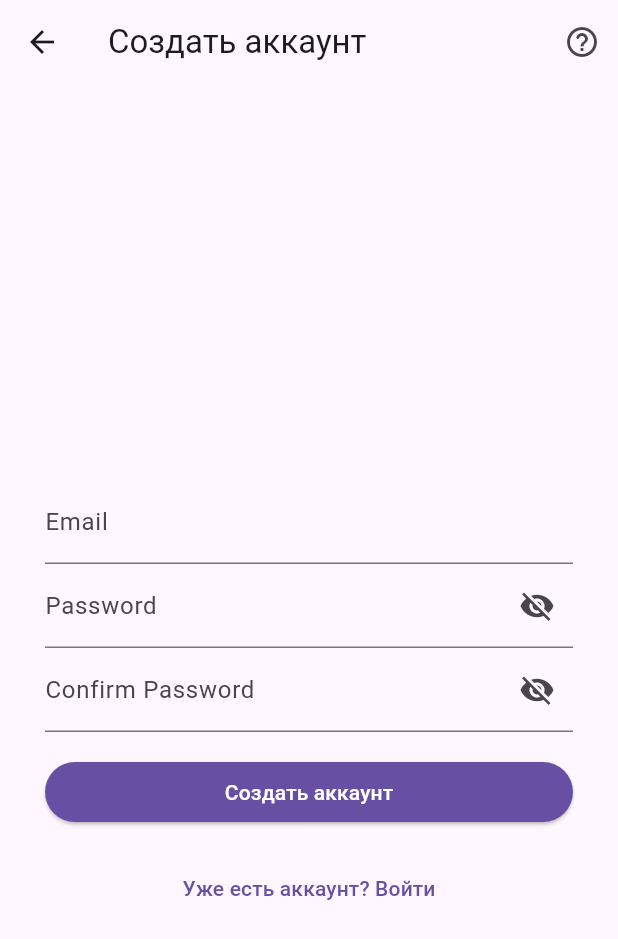
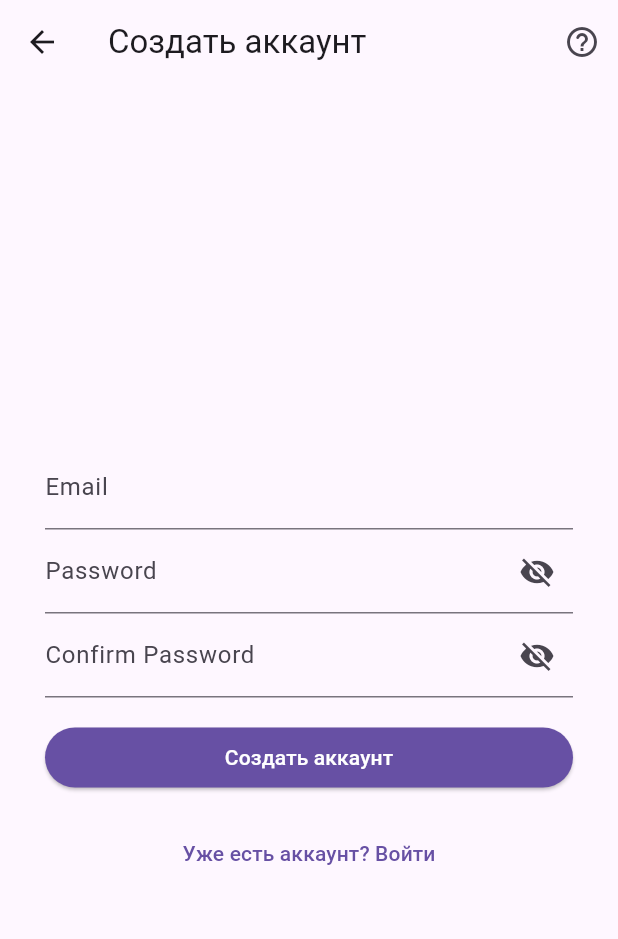
Before and after one commit to Vladislave008/Diary_App, a Flutter app: the screen it shows after launch, after a tap on "Ещё нет аккаунта? Создайте его", on a phone screen of 412 x 824 dp. Shown: the top 939 px of the screen. Run offline on Flutter 3.47's test engine with Material 3 defaults, Android fonts, the phone set to English and light mode, and no system bars; our stand-ins replace firebase_auth, firebase_core; accounts and stored records are empty; network calls fail.

Commit message:
final virtual keyboard fix

```diff
--- a/lib/screens/auth_screen.dart
+++ b/lib/screens/auth_screen.dart
@@ -7,7 +7,6 @@ import 'package:namer_app/widgets/auth_form.dart';
 import 'package:namer_app/widgets/reg_form.dart';
 import 'package:namer_app/providers/provider.dart';
 import 'package:provider/provider.dart';
-import 'dart:ui' as ui;
 
 // test_of_git_push
 class AuthScreen extends StatefulWidget {
@@ -36,6 +35,10 @@ class _AuthScreenState extends State<AuthScreen> {
   @override
   Widget build(BuildContext context) {
     Provider.of<ContextProvider>(context, listen: false).setContext(context);
+
+    //Size size = MediaQuery.of(context).size;
+    //double height = size.height;
+    //double width = size.width;
 
     void showSnackbar(BuildContext context, String message) {
       final snackBar = SnackBar(
@@ -136,12 +139,11 @@ class _AuthScreenState extends State<AuthScreen> {
 
     final buttonText = isLogin ? 'Войти' : 'Создать аккаунт';
 
-    double screenHeight = MediaQuery.of(context).size.height;
-
     String logRegButtonText =
         isLogin ? 'Ещё нет аккаунта? Создайте его' : 'Уже есть аккаунт? Войти';
 
     return Scaffold(
+      resizeToAvoidBottomInset: true,
       appBar: AppBar(
         title: Text(buttonText),
         //title: isLogin ? Text('Войти в аккаунт') : Text('Создать аккаунт'),
@@ -166,19 +168,14 @@ class _AuthScreenState extends State<AuthScreen> {
           ),
         ],
       ),
-      body: SingleChildScrollView(
-          child: ConstrainedBox(
-              constraints:
-                  BoxConstraints.fromViewConstraints(ui.ViewConstraints(
-                minHeight: screenHeight,
-              )),
+      body: Center(
+          child: SingleChildScrollView(
         child: Container(
-                  //decoration: BoxDecoration(color: Colors.red),
             padding: const EdgeInsets.all(30.0),
-                  child: Center(
             child: Column(
+                crossAxisAlignment: CrossAxisAlignment.center,
                 mainAxisAlignment: MainAxisAlignment.center,
-                        mainAxisSize: MainAxisSize.max,
+                mainAxisSize: MainAxisSize.min,
                 children: (isLogin
                     ? [
                         Container(
@@ -205,8 +202,7 @@ class _AuthScreenState extends State<AuthScreen> {
                             style: TextButton.styleFrom(
                                 foregroundColor: Colors.red),
                             onPressed: () {
-                                      Navigator.of(context)
-                                          .push(MaterialPageRoute(
+                              Navigator.of(context).push(MaterialPageRoute(
                                 builder: (context) =>
                                     ResetScreen(), // Создание экземпляра ResetScreen
                               ));
@@ -216,6 +212,9 @@ class _AuthScreenState extends State<AuthScreen> {
                         ])),
                       ]
                     : [
+                        SizedBox(
+                          height: 10,
+                        ),
                         Container(
                             //color: Colors.blue,
                             child: RegForm(
@@ -223,8 +222,7 @@ class _AuthScreenState extends State<AuthScreen> {
                           onAuth: onReg,
                           emailController: emailController,
                           passwordController: passwordController,
-                                  passwordConfirmController:
-                                      passwordConfirmController,
+                          passwordConfirmController: passwordConfirmController,
                         )),
                         Container(
                             //color : Colors.green,
@@ -238,8 +236,8 @@ class _AuthScreenState extends State<AuthScreen> {
                             },
                           ),
                         ])),
-                              ])),
-                  )))),
+                      ]))),
+      )),
     );
   }
 }
--- a/lib/widgets/auth_form.dart
+++ b/lib/widgets/auth_form.dart
@@ -24,6 +24,7 @@ class _AuthFormState extends State<AuthForm> {
   @override
   Widget build(BuildContext context) {
     return Column(
+      mainAxisAlignment: MainAxisAlignment.center,
       crossAxisAlignment: CrossAxisAlignment.stretch,
       children: [
         TextFormField(
--- a/lib/widgets/reg_form.dart
+++ b/lib/widgets/reg_form.dart
@@ -26,6 +26,7 @@ class _AuthFormState extends State<RegForm> {
   @override
   Widget build(BuildContext context) {
     return Column(
+      mainAxisAlignment: MainAxisAlignment.center,
       crossAxisAlignment: CrossAxisAlignment.stretch,
       children: [
         TextFormField(
@@ -43,7 +44,8 @@ class _AuthFormState extends State<RegForm> {
               ),
               onPressed: () {
                 setState(() {
-                  _isPasswordVisible = !_isPasswordVisible; // Меняем видимость пароля
+                  _isPasswordVisible =
+                      !_isPasswordVisible; // Меняем видимость пароля
                 });
               },
             ),
@@ -60,7 +62,8 @@ class _AuthFormState extends State<RegForm> {
               ),
               onPressed: () {
                 setState(() {
-                  _isPasswordVisible = !_isPasswordVisible; // Меняем видимость пароля
+                  _isPasswordVisible =
+                      !_isPasswordVisible; // Меняем видимость пароля
                 });
               },
             ),
```
Lines whose indentation alone changed are shown as unchanged.
